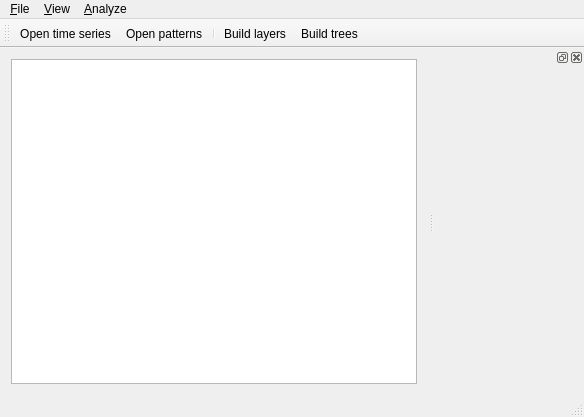
The window that src/gui/MainWindow.ui (onurak/fractal-analysis) describes before a commit, drawn with Qt 5.
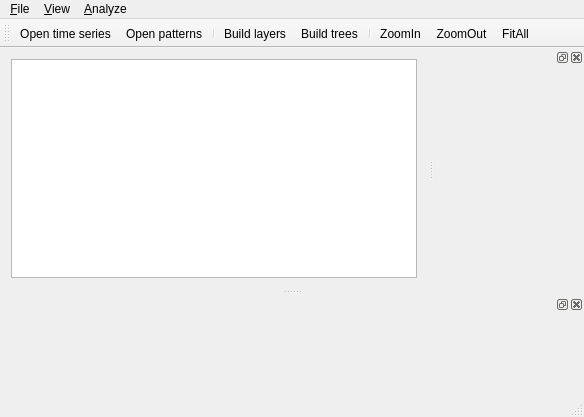
The same window after the commit. Icons and pictures are not drawn.

Diff of the .ui file:
```diff
--- a/src/gui/MainWindow.ui
+++ b/src/gui/MainWindow.ui
@@ -60,13 +60,17 @@
     <enum>TopToolBarArea</enum>
    </attribute>
    <attribute name="toolBarBreak">
-    <bool>true</bool>
+    <bool>false</bool>
    </attribute>
    <addaction name="actionOpen_time_series"/>
    <addaction name="actionOpen_patterns"/>
    <addaction name="separator"/>
    <addaction name="actionBuild_layers"/>
    <addaction name="actionBuild_trees"/>
+   <addaction name="separator"/>
+   <addaction name="actionZoomIn"/>
+   <addaction name="actionZoomOut"/>
+   <addaction name="actionFitAll"/>
   </widget>
   <widget class="QStatusBar" name="statusBar"/>
   <widget class="QDockWidget" name="dockWidget_3">
@@ -81,6 +85,18 @@
    </attribute>
    <widget class="QWidget" name="dockWidgetContents_7"/>
   </widget>
+  <widget class="QDockWidget" name="dockWidget">
+   <property name="minimumSize">
+    <size>
+     <width>80</width>
+     <height>100</height>
+    </size>
+   </property>
+   <attribute name="dockWidgetArea">
+    <number>8</number>
+   </attribute>
+   <widget class="QWidget" name="dockWidgetContents"/>
+  </widget>
   <action name="actionOpen_time_series">
    <property name="icon">
     <iconset resource="resources.qrc">
@@ -145,6 +161,42 @@
     <string>Ctrl+N</string>
    </property>
   </action>
+  <action name="actionZoomIn">
+   <property name="icon">
+    <iconset resource="resources.qrc">
+     <normaloff>:/icons/resources/zoom_in.png</normaloff>:/icons/resources/zoom_in.png</iconset>
+   </property>
+   <property name="text">
+    <string>ZoomIn</string>
+   </property>
+   <property name="shortcut">
+    <string>Ctrl+=</string>
+   </property>
+  </action>
+  <action name="actionZoomOut">
+   <property name="icon">
+    <iconset resource="resources.qrc">
+     <normaloff>:/icons/resources/zoom_out.png</normaloff>:/icons/resources/zoom_out.png</iconset>
+   </property>
+   <property name="text">
+    <string>ZoomOut</string>
+   </property>
+   <property name="shortcut">
+    <string>Ctrl+-</string>
+   </property>
+  </action>
+  <action name="actionFitAll">
+   <property name="icon">
+    <iconset resource="resources.qrc">
+     <normaloff>:/icons/resources/fit_time_series.png</normaloff>:/icons/resources/fit_time_series.png</iconset>
+   </property>
+   <property name="text">
+    <string>FitAll</string>
+   </property>
+   <property name="shortcut">
+    <string>Ctrl+0</string>
+   </property>
+  </action>
  </widget>
  <layoutdefault spacing="6" margin="11"/>
  <resources>
```
Left out of the diff: 7 changed lines with no effect on the pictures.
